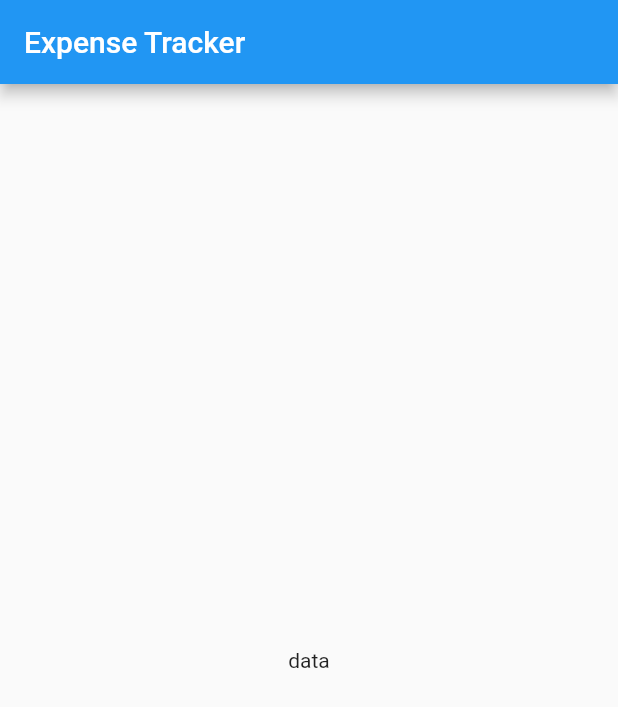
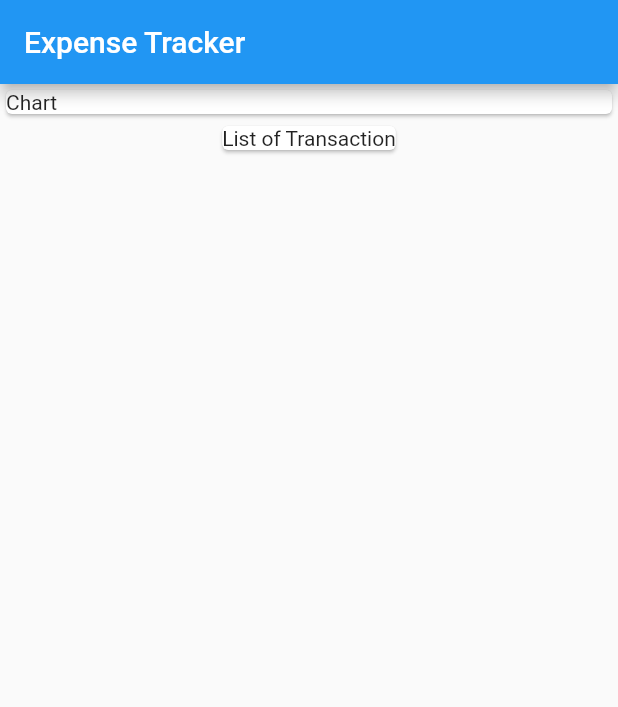
Before and after one commit to aditechdev/expense_calculator, a Flutter app: the screen it shows after launch, on a phone screen of 412 x 824 dp. Shown: the top 707 px of the screen. Run offline on Flutter 3.47's test engine with Material 2 defaults, Android fonts, the phone set to English and light mode, and no system bars.

Commit message:
:sparkles: Blue Print setup

```diff
--- a/lib/main.dart
+++ b/lib/main.dart
@@ -23,8 +23,19 @@ class MyHomePage extends StatelessWidget {
           "Expense Tracker",
         ),
       ),
-      body: Center(
-        child: Text("data"),
+      body: Column(
+
+        children: [
+          Container(
+            width: double.infinity,
+            child: Card(
+              child: Text("Chart"),
+            ),
+          ),
+          Card(
+            child: Text("List of Transaction"),
+          ),
+        ],
       ),
     );
   }
```
